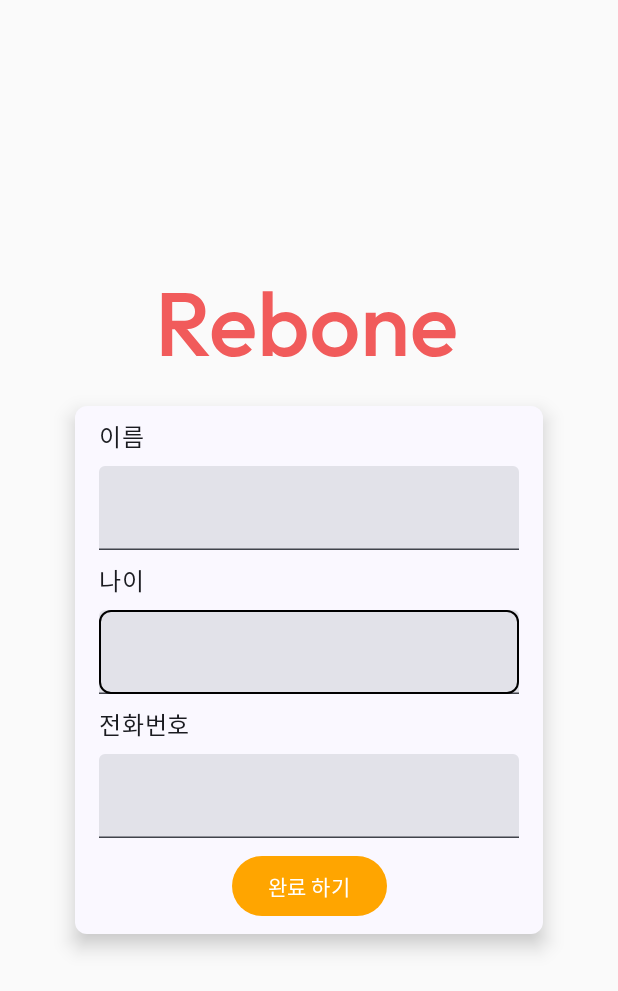
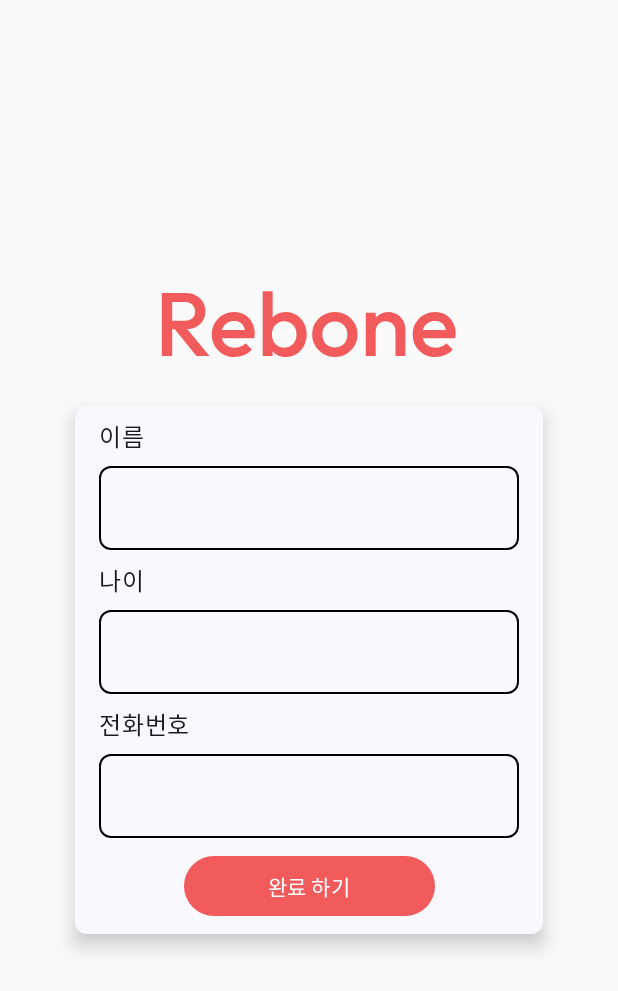
Before and after one commit to yoo-sangwon/ReboneSW, an Android app built with Jetpack Compose: the screen it shows after launch (LoginActivity), on a phone screen of 412 x 824 dp. Shown: the top 991 px of the screen. Run offline under Robolectric (Android 15) with nearby library versions, the phone set to English and light mode, and no system bars.

Commit message:
fix LoginScreen

```diff
--- a/app/src/main/java/com/example/rebonesw/ui/screen/splash/LoginScreen.kt
+++ b/app/src/main/java/com/example/rebonesw/ui/screen/splash/LoginScreen.kt
@@ -9,11 +9,14 @@ import androidx.compose.foundation.layout.fillMaxSize
 import androidx.compose.foundation.layout.fillMaxWidth
 import androidx.compose.foundation.layout.padding
 import androidx.compose.foundation.shape.RoundedCornerShape
+import androidx.compose.foundation.text.KeyboardOptions
 import androidx.compose.material3.Button
 import androidx.compose.material3.ButtonDefaults
+import androidx.compose.material3.ExperimentalMaterial3Api
 import androidx.compose.material3.Surface
 import androidx.compose.material3.Text
 import androidx.compose.material3.TextField
+import androidx.compose.material3.TextFieldDefaults
 import androidx.compose.runtime.Composable
 import androidx.compose.runtime.getValue
 import androidx.compose.runtime.mutableStateOf
@@ -23,9 +26,11 @@ import androidx.compose.ui.Alignment
 import androidx.compose.ui.Modifier
 import androidx.compose.ui.graphics.Color
 import androidx.compose.ui.res.painterResource
+import androidx.compose.ui.text.input.KeyboardType
 import androidx.compose.ui.unit.dp
 import com.example.rebonesw.R
 
+@OptIn(ExperimentalMaterial3Api::class)
 @Composable
 fun LoginScreen(){
     var name by remember { mutableStateOf("") }
@@ -60,6 +65,15 @@ fun LoginScreen(){
                         text = "이름"
                     )
                     TextField(
+                        modifier = Modifier
+                            .border(width = 1.dp, color = Color.Black, shape = RoundedCornerShape(8.dp)), // 둥근 모서리의 검정 테두리 추가
+
+                        colors = TextFieldDefaults.textFieldColors(
+                            focusedIndicatorColor = Color.Transparent,
+                            unfocusedIndicatorColor = Color.Transparent,
+                            disabledIndicatorColor = Color.Transparent,
+                            containerColor = Color.Transparent,
+                        ),
                         value = name,
                         onValueChange = { inputName -> name = inputName }
                     )
@@ -70,6 +84,15 @@ fun LoginScreen(){
                         text = "나이"
                     )
                     TextField(
+                        modifier = Modifier
+                            .border(width = 1.dp, color = Color.Black, shape = RoundedCornerShape(8.dp)), // 둥근 모서리의 검정 테두리 추가
+
+                        colors = TextFieldDefaults.textFieldColors(
+                            focusedIndicatorColor = Color.Transparent,
+                            unfocusedIndicatorColor = Color.Transparent,
+                            disabledIndicatorColor = Color.Transparent,
+                            containerColor = Color.Transparent,
+                        ),
                         value = age,
                         onValueChange = { inputAge ->
                             // 숫자만 입력받기 위한 로직
@@ -77,9 +100,10 @@ fun LoginScreen(){
                                 age = inputAge
                             }
                         },
-                        modifier = Modifier
-                            .background(Color.White, shape = RoundedCornerShape(8.dp)) // 배경색을 흰색으로 설정
-                            .border(width = 1.dp, color = Color.Black, shape = RoundedCornerShape(8.dp)) // 둥근 모서리의 검정 테두리 추가
+
+                        keyboardOptions = KeyboardOptions(
+                            keyboardType = KeyboardType.Number, // 숫자 키보드 타입 설정
+                        ),
                     )
 
                     // 전화번호 입력 필드 (숫자만 입력받도록 처리)
@@ -88,6 +112,15 @@ fun LoginScreen(){
                         text = "전화번호"
                     )
                     TextField(
+                        modifier = Modifier
+                            .border(width = 1.dp, color = Color.Black, shape = RoundedCornerShape(8.dp)), // 둥근 모서리의 검정 테두리 추가
+
+                        colors = TextFieldDefaults.textFieldColors(
+                            focusedIndicatorColor = Color.Transparent,
+                            unfocusedIndicatorColor = Color.Transparent,
+                            disabledIndicatorColor = Color.Transparent,
+                            containerColor = Color.Transparent,
+                        ),
                         value = connectNumber,
                         onValueChange = { inputNumber ->
                             // 숫자만 입력받기 위한 로직
@@ -95,19 +128,25 @@ fun LoginScreen(){
                                 connectNumber = inputNumber
                             }
                         },
+                        keyboardOptions = KeyboardOptions(
+                            keyboardType = KeyboardType.Number, // 숫자 키보드 타입 설정
+                        ),
                     )
 
                     Button(
                         onClick = { /* 클릭 동작 */ },
                         colors = ButtonDefaults.buttonColors(
-                            containerColor = Color(0xFFFFA500), // 주황색 (오렌지색)
+                            containerColor = Color(0xFFF15B5B), // 피그마에서 색상 찾음
                             contentColor = Color.White // 하얀색 텍스트
                         ),
                         modifier = Modifier
                             .padding(top = 8.dp,bottom = 8.dp)
                             .align(Alignment.CenterHorizontally) // 버튼 수평 중앙 정렬
                     ) {
-                        Text("완료 하기")
+                        Text(
+                            modifier = Modifier
+                                .padding(start = 32.dp, end = 32.dp),
+                            text = "완료 하기")
                     }
                 }
             } //Surface
```
